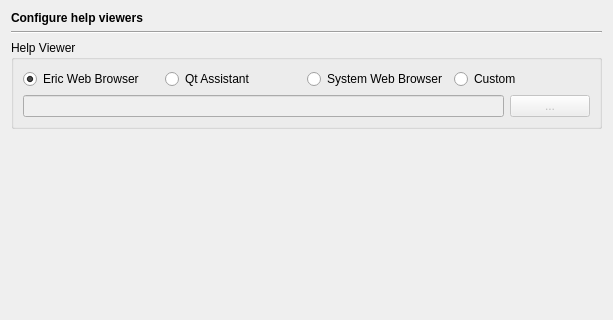
Old version of the form Preferences/ConfigurationPages/HelpViewersPage.ui in the repository testmana2/test; both pictures show x 0 to 613 and y 0 to 320 of the 613 by 634 pixel window.
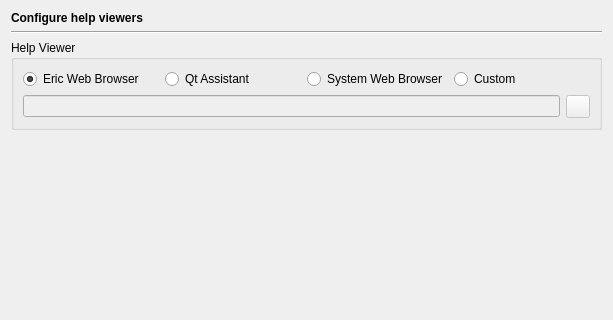
New version of the form.

Commit message: Changed all the file or directory selection buttons to QToolButton and gave them an icon.

Patch:
```diff
--- a/Preferences/ConfigurationPages/HelpViewersPage.ui
+++ b/Preferences/ConfigurationPages/HelpViewersPage.ui
@@ -50,16 +50,13 @@
          </widget>
         </item>
         <item>
-         <widget class="QPushButton" name="customViewerSelectionButton">
+         <widget class="QToolButton" name="customViewerSelectionButton">
           <property name="enabled">
            <bool>false</bool>
           </property>
           <property name="toolTip">
            <string>Press to select the custom viewer via a file selection dialog</string>
           </property>
-          <property name="text">
-           <string>...</string>
-          </property>
          </widget>
         </item>
        </layout>
```
Left out of the diff: 16 changed lines with no effect on the pictures. The commit also changes 127 other files.
